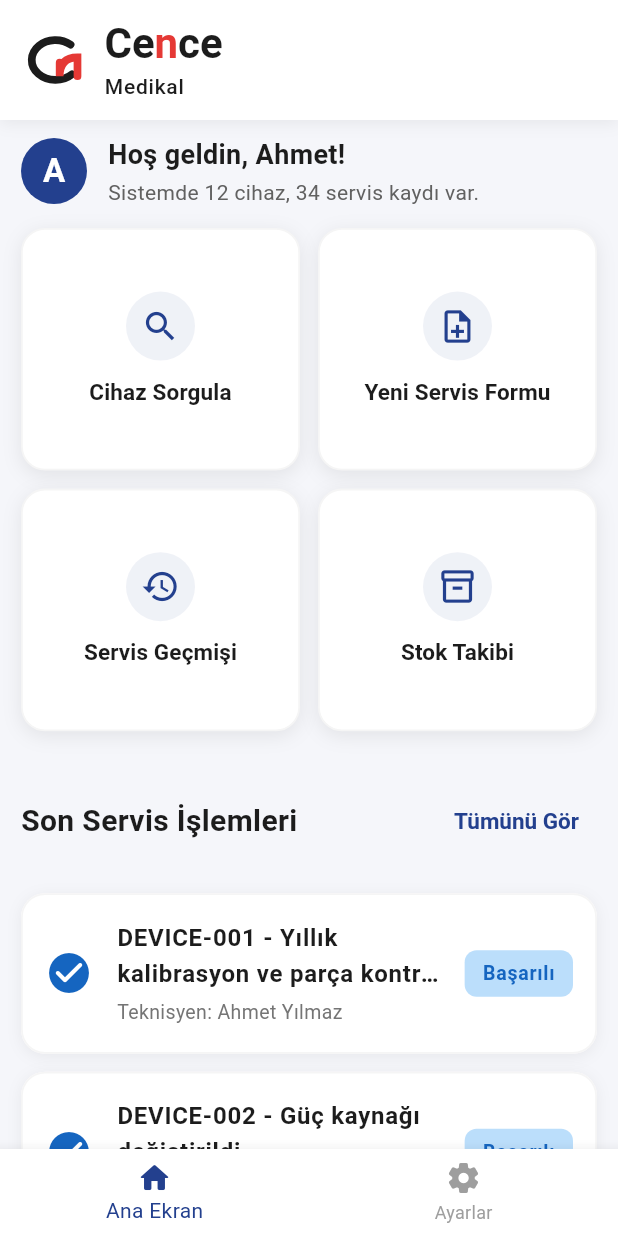
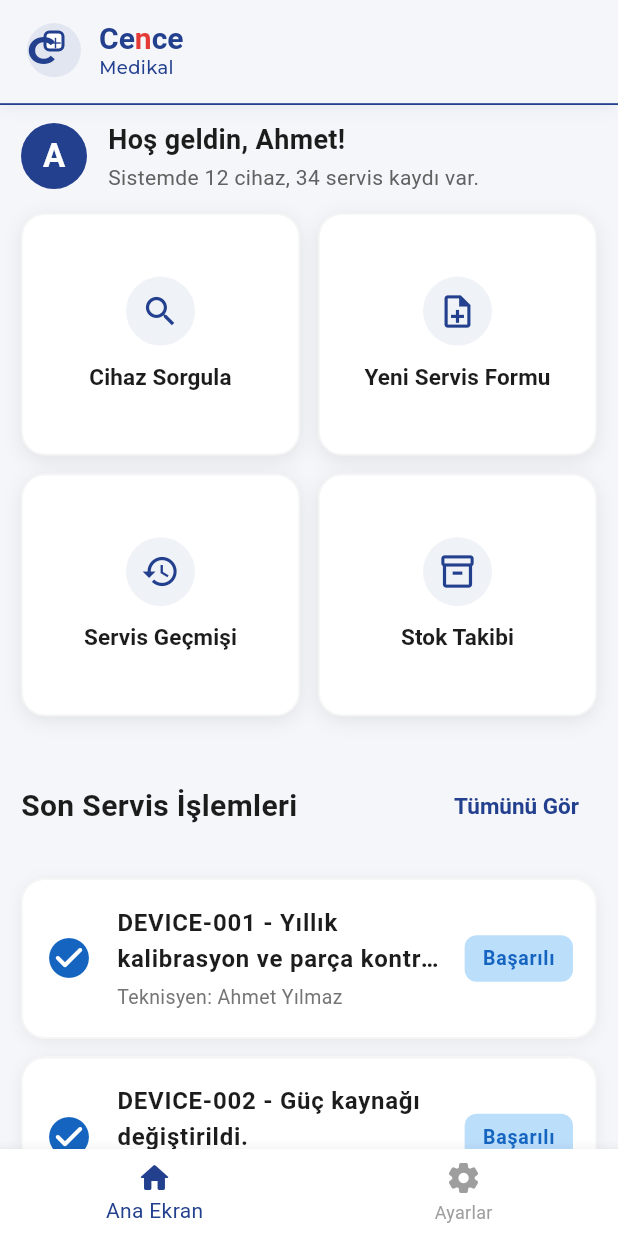
Before and after one commit to Galipacikel/CenceApp, a Flutter app: the HomePage screen opened directly, on a phone screen of 412 x 824 dp. Run offline on Flutter 3.47's test engine with Material 3 defaults, Android fonts, the phone set to English and light mode, and no system bars; our stand-ins replace camera, firebase_auth, firebase_core, google_fonts, image_picker, permission_handler; missing offline and left inert: mobile_scanner; accounts and stored records are empty.

Commit message:
Appbar update

```diff
--- a/lib/screens/home_page.dart
+++ b/lib/screens/home_page.dart
@@ -14,6 +14,7 @@ import '../models/service_history.dart';
 import '../models/stock_part.dart';
 import 'package:provider/provider.dart';
 import '../providers/service_history_provider.dart';
+import 'package:google_fonts/google_fonts.dart';
 
 class HomePage extends StatefulWidget {
   const HomePage({Key? key}) : super(key: key);
@@ -74,48 +75,98 @@ class _HomePageState extends State<HomePage> {
     return Scaffold(
       backgroundColor: const Color(0xFFF5F6FA),
       appBar: PreferredSize(
-        preferredSize: Size.fromHeight(isWide ? 100 : 80),
+        preferredSize: Size.fromHeight(isWide ? 90 : 70),
         child: Container(
-          padding: EdgeInsets.only(top: MediaQuery.of(context).padding.top),
-          decoration: const BoxDecoration(
-            color: Colors.white,
+          decoration: BoxDecoration(
+            color: const Color(0xFFF5F6FA),
+            border: const Border(
+              bottom: BorderSide(color: Color(0xFF23408E), width: 1.2),
+            ),
             boxShadow: [
               BoxShadow(
-                color: Color(0x11000000),
+                color: const Color(0xFF23408E).withOpacity(0.07),
                 blurRadius: 8,
-                offset: Offset(0, 2),
+                offset: const Offset(0, 2),
               ),
             ],
+          ),
+          padding: EdgeInsets.only(
+            top: MediaQuery.of(context).padding.top + (isWide ? 10 : 6),
+            left: isWide ? 32 : 18,
+            right: isWide ? 32 : 18,
+            bottom: isWide ? 12 : 8,
           ),
           child: Row(
             crossAxisAlignment: CrossAxisAlignment.center,
             children: [
-              const SizedBox(width: 18),
-              // Modern logo (CustomPaint veya SVG)
-              _CenceLogo(height: isWide ? 44 : 36),
-              const SizedBox(width: 12),
-              // Cence yazısı (renkli TextSpan)
+              // Modern medical cross + Cence logo
+              Container(
+                width: isWide ? 44 : 36,
+                height: isWide ? 44 : 36,
+                margin: const EdgeInsets.only(right: 12),
+                child: Stack(
+                  alignment: Alignment.center,
+                  children: [
+                    // Blue circle background
+                    Container(
+                      width: isWide ? 44 : 36,
+                      height: isWide ? 44 : 36,
+                      decoration: BoxDecoration(
+                        color: const Color(0xFF23408E).withOpacity(0.09),
+                        shape: BoxShape.circle,
+                      ),
+                    ),
+                    // Medical cross
+                    Positioned(
+                      left: (isWide ? 22 : 18) - 7,
+                      top: (isWide ? 22 : 18) - 13,
+                      child: Container(
+                        width: 14,
+                        height: 14,
+                        decoration: BoxDecoration(
+                          color: Colors.white,
+                          border: Border.all(color: const Color(0xFF23408E), width: 2),
+                          borderRadius: BorderRadius.circular(4),
+                        ),
+                        child: Center(
+                          child: Icon(Icons.add, size: 12, color: const Color(0xFF23408E)),
+                        ),
+                      ),
+                    ),
+                    // Stylized C
+                    Positioned(
+                      left: 0,
+                      child: Text(
+                        'C',
+                        style: GoogleFonts.montserrat(
+                          fontWeight: FontWeight.bold,
+                          fontSize: isWide ? 32 : 26,
+                          color: const Color(0xFF23408E),
+                        ),
+                      ),
+                    ),
+                  ],
+                ),
+              ),
+              // Cence Medikal yazısı
               Column(
                 mainAxisAlignment: MainAxisAlignment.center,
                 crossAxisAlignment: CrossAxisAlignment.start,
                 children: [
                   RichText(
-                    text: const TextSpan(
-                      style: TextStyle(fontSize: 28, fontWeight: FontWeight.bold, fontFamily: 'Montserrat'),
-                      children: [
-                        TextSpan(text: 'Ce', style: TextStyle(color: Color(0xFF1C1C1C))),
+                    text: TextSpan(
+                      style: GoogleFonts.montserrat(fontSize: isWide ? 26 : 20, fontWeight: FontWeight.bold),
+                      children: const [
+                        TextSpan(text: 'Ce', style: TextStyle(color: Color(0xFF23408E))),
                         TextSpan(text: 'n', style: TextStyle(color: Color(0xFFE53935))),
-                        TextSpan(text: 'ce', style: TextStyle(color: Color(0xFF1C1C1C))),
+                        TextSpan(text: 'ce', style: TextStyle(color: Color(0xFF23408E))),
                       ],
                     ),
                   ),
-                  const SizedBox(height: 2),
-                  const Text('Medikal', style: TextStyle(fontSize: 14, color: Color(0xFF1C1C1C), fontWeight: FontWeight.w500, letterSpacing: 0.5)),
+                  Text('Medikal', style: GoogleFonts.montserrat(fontSize: isWide ? 15 : 12, color: Color(0xFF23408E), fontWeight: FontWeight.w500)),
                 ],
               ),
               const Spacer(),
-              // (Profil veya ayarlar butonu istenmiyor)
-              const SizedBox(width: 18),
             ],
           ),
         ),
```
